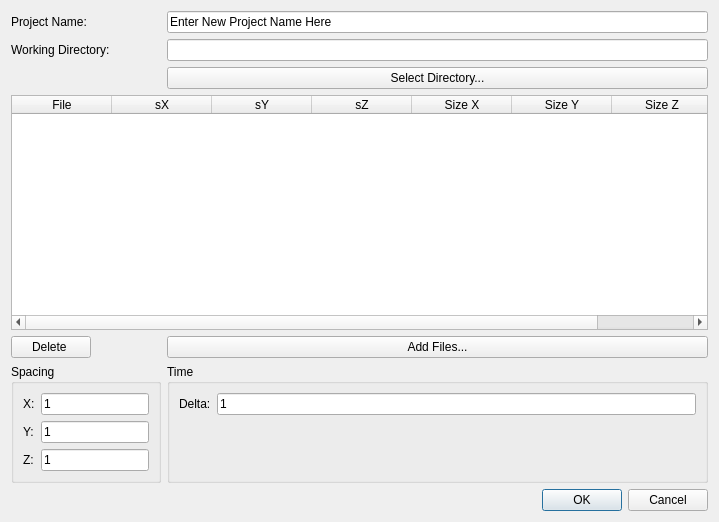
morganrcu/TTT, file GUI/NewGUI/tttsqlnewprojectdialog.ui: the form before one commit.
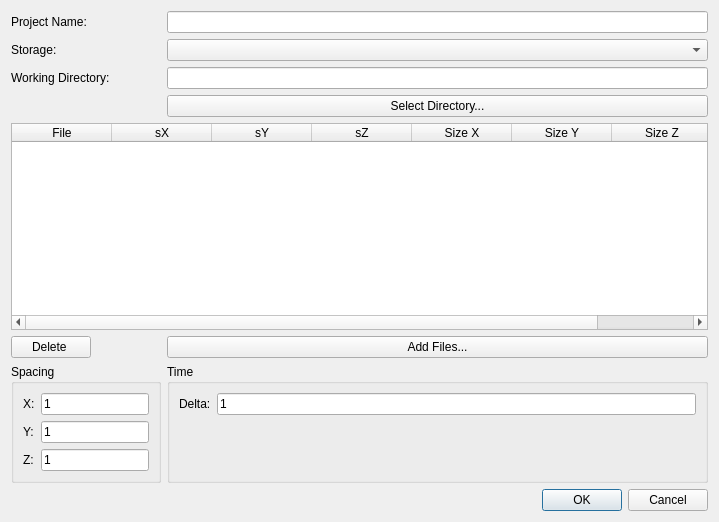
The form after the commit.

The edit to the form file:
```diff
--- a/GUI/NewGUI/tttsqlnewprojectdialog.ui
+++ b/GUI/NewGUI/tttsqlnewprojectdialog.ui
@@ -24,7 +24,7 @@
      </property>
     </widget>
    </item>
-   <item row="3" column="0" colspan="2">
+   <item row="4" column="0" colspan="2">
     <widget class="QTableWidget" name="selectedFilesTable">
      <column>
       <property name="text">
@@ -63,21 +63,21 @@
      </column>
     </widget>
    </item>
-   <item row="4" column="0">
+   <item row="5" column="0">
     <widget class="QPushButton" name="deleteFileButton">
      <property name="text">
       <string>Delete </string>
      </property>
     </widget>
    </item>
-   <item row="4" column="1">
+   <item row="5" column="1">
     <widget class="QPushButton" name="addFilesButton">
      <property name="text">
       <string>Add Files...</string>
      </property>
     </widget>
    </item>
-   <item row="5" column="1">
+   <item row="6" column="1">
     <widget class="QGroupBox" name="timeGroupBox">
      <property name="title">
       <string>Time </string>
@@ -103,28 +103,28 @@
    <item row="0" column="1">
     <widget class="QLineEdit" name="projectNameLineEdit">
      <property name="text">
-      <string>Enter New Project Name Here</string>
+      <string/>
      </property>
     </widget>
    </item>
-   <item row="1" column="0">
+   <item row="2" column="0">
     <widget class="QLabel" name="wdLabel">
      <property name="text">
       <string>Working Directory:</string>
      </property>
     </widget>
    </item>
-   <item row="1" column="1">
-    <widget class="QLineEdit" name="wdLineEdit"/>
-   </item>
    <item row="2" column="1">
+    <widget class="QLineEdit" name="wdLineEdit"/>
+   </item>
+   <item row="3" column="1">
     <widget class="QPushButton" name="pushButton">
      <property name="text">
       <string>Select Directory...</string>
      </property>
     </widget>
    </item>
-   <item row="5" column="0">
+   <item row="6" column="0">
     <widget class="QGroupBox" name="spacingGroupBox">
      <property name="title">
       <string>Spacing</string>
@@ -175,7 +175,7 @@
      </layout>
     </widget>
    </item>
-   <item row="7" column="1">
+   <item row="8" column="1">
     <widget class="QDialogButtonBox" name="acceptCancelButtonBox">
      <property name="orientation">
       <enum>Qt::Horizontal</enum>
@@ -185,6 +185,16 @@
      </property>
     </widget>
    </item>
+   <item row="1" column="0">
+    <widget class="QLabel" name="label">
+     <property name="text">
+      <string>Storage:</string>
+     </property>
+    </widget>
+   </item>
+   <item row="1" column="1">
+    <widget class="QComboBox" name="projectTypeComboBox"/>
+   </item>
   </layout>
   <action name="actionAdd_Files">
    <property name="text">
```
